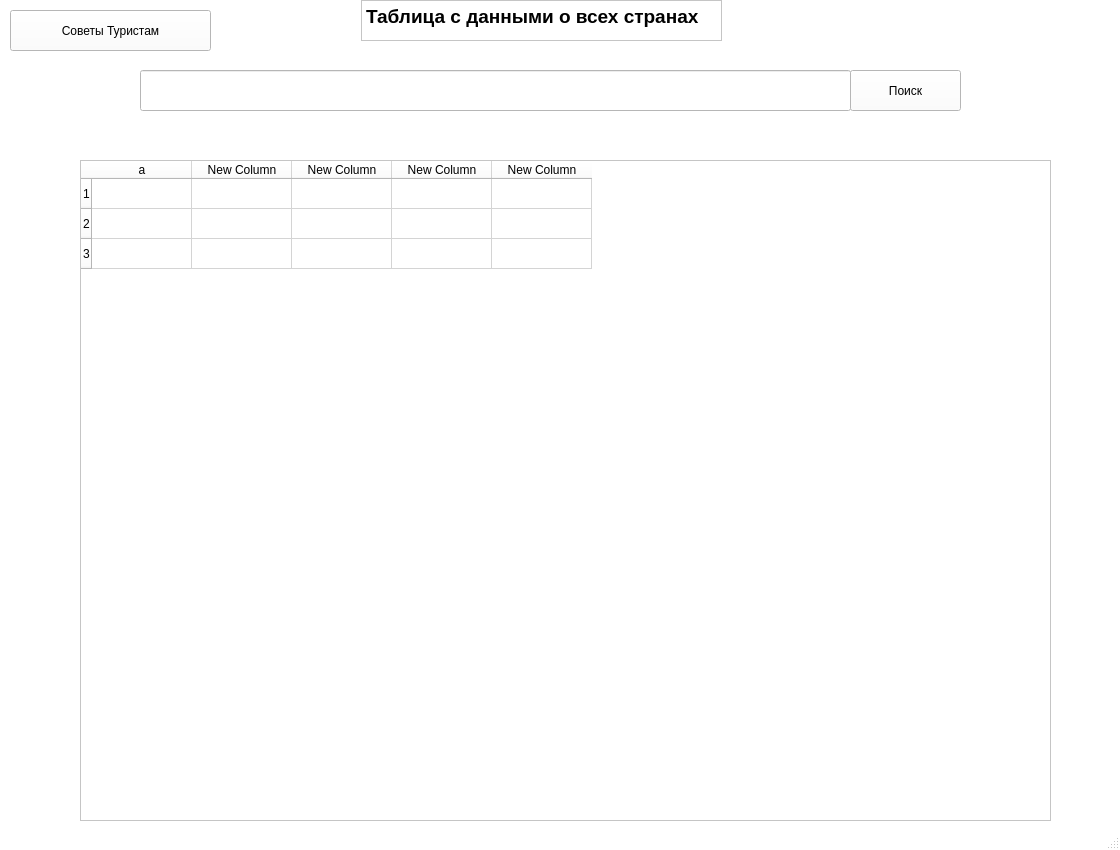
4ymazik/TourismAssistant, file tourismhelp.ui: the form before one commit.
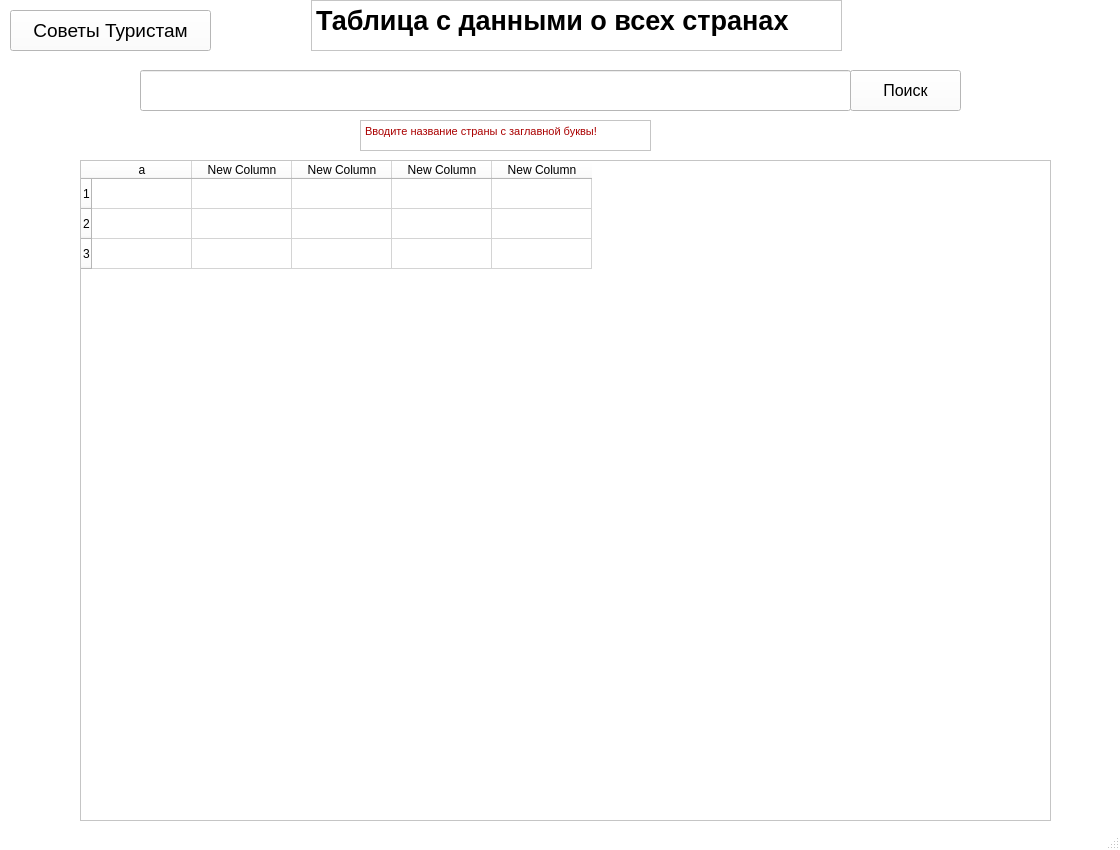
The form after the commit.

The edit to the form file:
```diff
--- a/tourismhelp.ui
+++ b/tourismhelp.ui
@@ -507,6 +507,11 @@
       <height>41</height>
      </rect>
     </property>
+    <property name="font">
+     <font>
+      <pointsize>12</pointsize>
+     </font>
+    </property>
     <property name="text">
      <string>Поиск</string>
     </property>
@@ -514,10 +519,10 @@
    <widget class="QTextBrowser" name="textBrowser">
     <property name="geometry">
      <rect>
-      <x>361</x>
+      <x>311</x>
       <y>0</y>
-      <width>361</width>
-      <height>41</height>
+      <width>531</width>
+      <height>51</height>
      </rect>
     </property>
     <property name="html">
@@ -525,7 +530,7 @@
 &lt;html&gt;&lt;head&gt;&lt;meta name=&quot;qrichtext&quot; content=&quot;1&quot; /&gt;&lt;style type=&quot;text/css&quot;&gt;
 p, li { white-space: pre-wrap; }
 &lt;/style&gt;&lt;/head&gt;&lt;body style=&quot; font-family:'MS Shell Dlg 2'; font-size:8.25pt; font-weight:400; font-style:normal;&quot;&gt;
-&lt;p style=&quot; margin-top:0px; margin-bottom:0px; margin-left:0px; margin-right:0px; -qt-block-indent:0; text-indent:0px;&quot;&gt;&lt;span style=&quot; font-size:14pt; font-weight:600;&quot;&gt;Таблица с данными о всех странах&lt;/span&gt;&lt;/p&gt;&lt;/body&gt;&lt;/html&gt;</string>
+&lt;p style=&quot; margin-top:0px; margin-bottom:0px; margin-left:0px; margin-right:0px; -qt-block-indent:0; text-indent:0px;&quot;&gt;&lt;span style=&quot; font-size:20pt; font-weight:600;&quot;&gt;Таблица с данными о всех странах&lt;/span&gt;&lt;/p&gt;&lt;/body&gt;&lt;/html&gt;</string>
     </property>
    </widget>
    <widget class="QPushButton" name="btn_info">
@@ -537,10 +542,32 @@
       <height>41</height>
      </rect>
     </property>
+    <property name="font">
+     <font>
+      <pointsize>14</pointsize>
+     </font>
+    </property>
     <property name="text">
      <string>Советы Туристам</string>
     </property>
    </widget>
+   <widget class="QTextBrowser" name="warning">
+    <property name="geometry">
+     <rect>
+      <x>360</x>
+      <y>120</y>
+      <width>291</width>
+      <height>31</height>
+     </rect>
+    </property>
+    <property name="html">
+     <string>&lt;!DOCTYPE HTML PUBLIC &quot;-//W3C//DTD HTML 4.0//EN&quot; &quot;http://www.w3.org/TR/REC-html40/strict.dtd&quot;&gt;
+&lt;html&gt;&lt;head&gt;&lt;meta name=&quot;qrichtext&quot; content=&quot;1&quot; /&gt;&lt;style type=&quot;text/css&quot;&gt;
+p, li { white-space: pre-wrap; }
+&lt;/style&gt;&lt;/head&gt;&lt;body style=&quot; font-family:'MS Shell Dlg 2'; font-size:8.25pt; font-weight:400; font-style:normal;&quot;&gt;
+&lt;p style=&quot; margin-top:0px; margin-bottom:0px; margin-left:0px; margin-right:0px; -qt-block-indent:0; text-indent:0px;&quot;&gt;&lt;span style=&quot; color:#aa0000;&quot;&gt;Вводите название страны с заглавной буквы!&lt;/span&gt;&lt;/p&gt;&lt;/body&gt;&lt;/html&gt;</string>
+    </property>
+   </widget>
    <zorder>search_field</zorder>
    <zorder>tableWidget</zorder>
    <zorder>btn_search</zorder>
```
Left out of the diff: 5 changed lines with no effect on the pictures.
